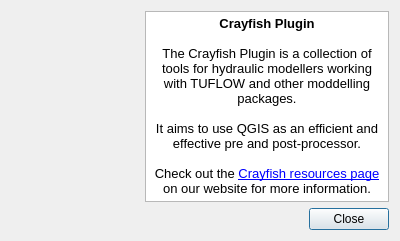
Qt form qgis_plugin/crayfish_about_dialog_widget.ui (lutraconsulting/qgis-crayfish-plugin) before a commit.
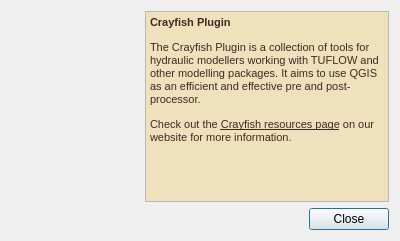
The same form after that commit.

Commit message:
Fixed Stacked Widget in Vector Options
Stacked Widget in vector options would never initially show the correct
UI (e.g. min and max for scale to min and max)

Also updated the styles used in the About page.

Patch:
```diff
--- a/qgis_plugin/crayfish_about_dialog_widget.ui
+++ b/qgis_plugin/crayfish_about_dialog_widget.ui
@@ -77,14 +77,13 @@
         <string>&lt;!DOCTYPE HTML PUBLIC &quot;-//W3C//DTD HTML 4.0//EN&quot; &quot;http://www.w3.org/TR/REC-html40/strict.dtd&quot;&gt;
 &lt;html&gt;&lt;head&gt;&lt;meta name=&quot;qrichtext&quot; content=&quot;1&quot; /&gt;&lt;style type=&quot;text/css&quot;&gt;
 p, li { white-space: pre-wrap; }
-&lt;/style&gt;&lt;/head&gt;&lt;body style=&quot; font-family:'Droid Sans'; font-size:10pt; font-weight:400; font-style:normal;&quot;&gt;
-&lt;p align=&quot;center&quot; style=&quot; margin-top:0px; margin-bottom:0px; margin-left:0px; margin-right:0px; -qt-block-indent:0; text-indent:0px;&quot;&gt;&lt;span style=&quot; font-weight:600;&quot;&gt;Crayfish Plugin&lt;/span&gt;&lt;/p&gt;
-&lt;p align=&quot;center&quot; style=&quot;-qt-paragraph-type:empty; margin-top:0px; margin-bottom:0px; margin-left:0px; margin-right:0px; -qt-block-indent:0; text-indent:0px;&quot;&gt;&lt;br /&gt;&lt;/p&gt;
-&lt;p align=&quot;center&quot; style=&quot; margin-top:0px; margin-bottom:0px; margin-left:0px; margin-right:0px; -qt-block-indent:0; text-indent:0px;&quot;&gt;The Crayfish Plugin is a collection of tools for hydraulic modellers working with TUFLOW and other moddelling packages.&lt;/p&gt;
-&lt;p align=&quot;center&quot; style=&quot;-qt-paragraph-type:empty; margin-top:0px; margin-bottom:0px; margin-left:0px; margin-right:0px; -qt-block-indent:0; text-indent:0px;&quot;&gt;&lt;br /&gt;&lt;/p&gt;
-&lt;p align=&quot;center&quot; style=&quot; margin-top:0px; margin-bottom:0px; margin-left:0px; margin-right:0px; -qt-block-indent:0; text-indent:0px;&quot;&gt;It aims to use QGIS as an efficient and effective pre and post-processor.&lt;/p&gt;
-&lt;p align=&quot;center&quot; style=&quot;-qt-paragraph-type:empty; margin-top:0px; margin-bottom:0px; margin-left:0px; margin-right:0px; -qt-block-indent:0; text-indent:0px;&quot;&gt;&lt;br /&gt;&lt;/p&gt;
-&lt;p align=&quot;center&quot; style=&quot; margin-top:0px; margin-bottom:0px; margin-left:0px; margin-right:0px; -qt-block-indent:0; text-indent:0px;&quot;&gt;Check out the &lt;a href=&quot;http://www.lutraconsulting.co.uk/resources/crayfish&quot;&gt;&lt;span style=&quot; text-decoration: underline; color:#0000ff;&quot;&gt;Crayfish resources page&lt;/span&gt;&lt;/a&gt; on our website for more information.&lt;/p&gt;&lt;/body&gt;&lt;/html&gt;</string>
+&lt;/style&gt;&lt;/head&gt;&lt;body style=&quot; font-family:'MS Shell Dlg 2'; font-size:8.25pt; font-weight:400; font-style:normal;&quot; bgcolor=&quot;#efe1bb&quot;&gt;
+&lt;p style=&quot; margin-top:18px; margin-bottom:12px; margin-left:0px; margin-right:0px; -qt-block-indent:0; text-indent:0px;&quot;&gt;&lt;span style=&quot; font-family:'FreeSans,Geneva,Arial,sans-serif'; font-size:8pt; font-weight:600; color:#412824;&quot;&gt;Crayfish Plugin&lt;/span&gt;&lt;/p&gt;
+&lt;p style=&quot; margin-top:12px; margin-bottom:12px; margin-left:0px; margin-right:0px; -qt-block-indent:0; text-indent:0px;&quot;&gt;&lt;span style=&quot; font-family:'FreeSans,Geneva,Arial,sans-serif'; font-size:8pt; color:#412824;&quot;&gt;The Crayfish Plugin is a collection of tools for hydraulic modellers working with TUFLOW and other modelling packages. It aims to use QGIS as an efficient and effective pre and post-processor.&lt;/span&gt;&lt;/p&gt;
+&lt;p style=&quot; margin-top:12px; margin-bottom:12px; margin-left:0px; margin-right:0px; -qt-block-indent:0; text-indent:0px;&quot;&gt;&lt;span style=&quot; font-family:'FreeSans,Geneva,Arial,sans-serif'; font-size:8pt; color:#412824;&quot;&gt;Check out the &lt;/span&gt;&lt;a href=&quot;http://www.lutraconsulting.co.uk/resources/crayfish&quot;&gt;&lt;span style=&quot; font-family:'FreeSans,Geneva,Arial,sans-serif'; font-size:8pt; text-decoration: underline; color:#412824;&quot;&gt;Crayfish resources page&lt;/span&gt;&lt;/a&gt;&lt;span style=&quot; font-family:'FreeSans,Geneva,Arial,sans-serif'; font-size:8pt; color:#412824;&quot;&gt; on our website for more information.&lt;/span&gt;&lt;/p&gt;&lt;/body&gt;&lt;/html&gt;</string>
+       </property>
+       <property name="acceptRichText">
+        <bool>false</bool>
        </property>
        <property name="textInteractionFlags">
         <set>Qt::LinksAccessibleByKeyboard|Qt::LinksAccessibleByMouse|Qt::TextBrowserInteraction|Qt::TextSelectableByKeyboard|Qt::TextSelectableByMouse</set>
```
The commit also changes 2 other files.
